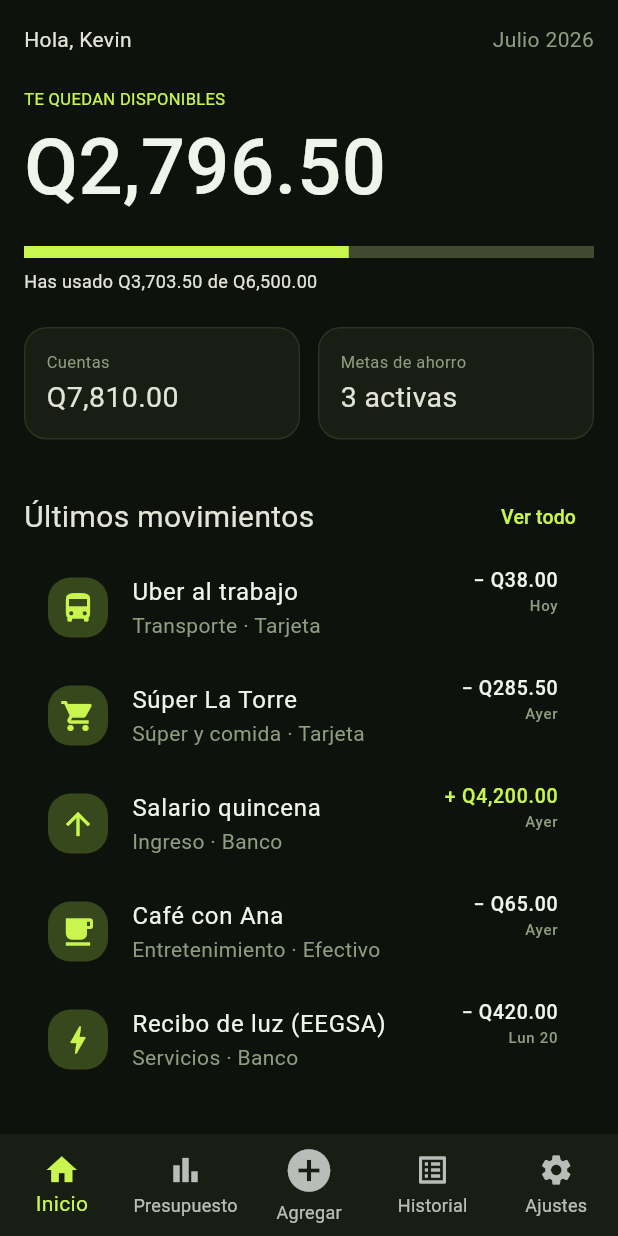
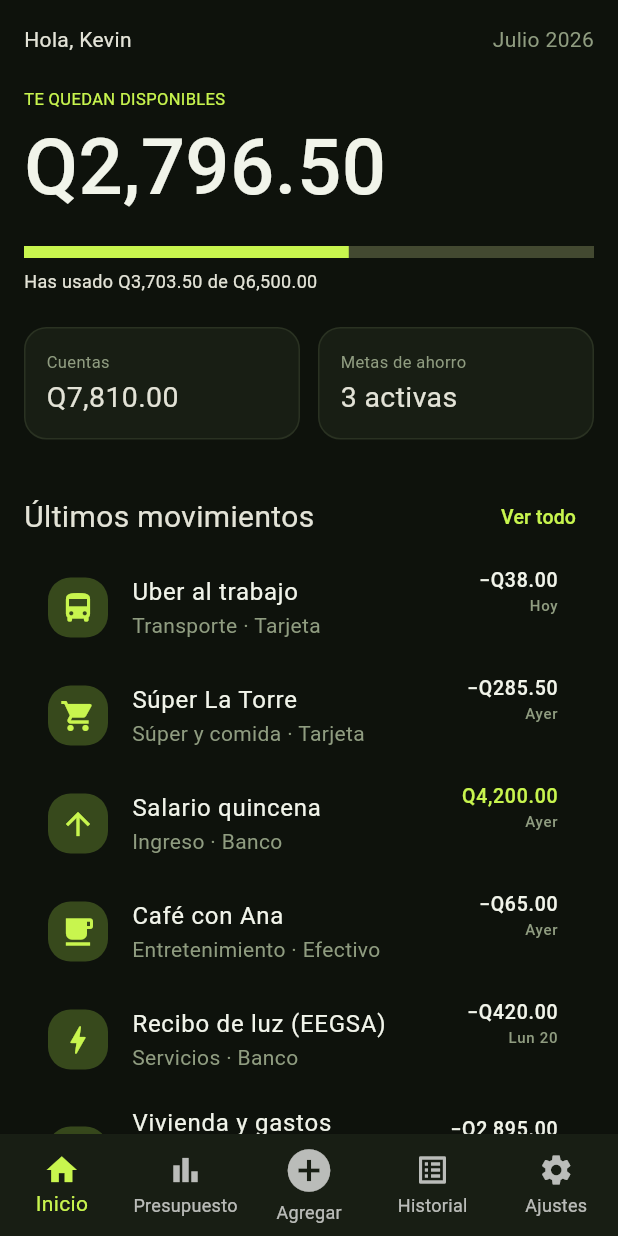
Before and after one commit to saulecch/inkash, a Flutter app: the screen it shows after launch, on a phone screen of 412 x 824 dp. Run offline on Flutter 3.47's test engine with Material 3 defaults, Android fonts, the phone set to English and light mode, and no system bars; our stand-ins replace riverpod.

Commit message:
S10 Arquitectura IA BigPicle en opencode.

```diff
--- /dev/null
+++ b/lib/core/format/formato_moneda.dart
@@ -0,0 +1,19 @@
+/// Convierte un monto en centavos a texto legible en Quetzales (Q).
+///
+/// Ejemplo: [370350] -> 'Q3,703.50'
+String formatQuetzales(int centavos) {
+  final esNegativo = centavos < 0;
+  final absoluto = centavos.abs();
+
+  final entero = absoluto ~/ 100;
+  final decimales = (absoluto % 100).toString().padLeft(2, '0');
+  final miles = entero.toString().replaceAllMapped(
+    RegExp(r'\B(?=(\d{3})+(?!\d))'),
+    (match) => ',',
+  );
+
+  if (esNegativo) {
+    return '−Q$miles.$decimales';
+  }
+  return 'Q$miles.$decimales';
+}
--- /dev/null
+++ b/lib/features/home/data/datasources/movimientos_local_data_source.dart
@@ -0,0 +1,60 @@
+import 'package:inkash/features/home/domain/movimiento.dart';
+
+// Fuente de datos local. Hoy los datos viven en memoria; más adelante esta
+// clase consultará la base de datos SQLite (sqflite).
+class MovimientosLocalDataSource {
+  // Datos de ejemplo del dashboard.
+  List<Movimiento> obtenerMovimientos() {
+    return const [
+      Movimiento(
+        id: '1',
+        titulo: 'Uber al trabajo',
+        subtitulo: 'Transporte · Tarjeta',
+        icono: 'directions_bus',
+        montoCentavos: 3800,
+        fecha: 'Hoy',
+      ),
+      Movimiento(
+        id: '2',
+        titulo: 'Súper La Torre',
+        subtitulo: 'Súper y comida · Tarjeta',
+        icono: 'shopping_cart',
+        montoCentavos: 28550,
+        fecha: 'Ayer',
+      ),
+      Movimiento(
+        id: '3',
+        titulo: 'Salario quincena',
+        subtitulo: 'Ingreso · Banco',
+        icono: 'arrow_upward',
+        montoCentavos: 420000,
+        fecha: 'Ayer',
+        esIngreso: true,
+      ),
+      Movimiento(
+        id: '4',
+        titulo: 'Café con Ana',
+        subtitulo: 'Entretenimiento · Efectivo',
+        icono: 'local_cafe',
+        montoCentavos: 6500,
+        fecha: 'Ayer',
+      ),
+      Movimiento(
+        id: '5',
+        titulo: 'Recibo de luz (EEGSA)',
+        subtitulo: 'Servicios · Banco',
+        icono: 'bolt',
+        montoCentavos: 42000,
+        fecha: 'Lun 20',
+      ),
+      Movimiento(
+        id: '6',
+        titulo: 'Vivienda y gastos anteriores',
+        subtitulo: 'Hogar · Banco',
+        icono: 'home',
+        montoCentavos: 289500,
+        fecha: 'Jul 15',
+      ),
+    ];
+  }
+}
--- /dev/null
+++ b/lib/features/home/data/repositories/movimientos_repository.dart
@@ -0,0 +1,24 @@
+import 'package:inkash/features/home/data/datasources/movimientos_local_data_source.dart';
+import 'package:inkash/features/home/domain/movimiento.dart';
+
+// El repositorio es la frontera entre la presentación y los datos.
+// Oculta la procedencia de los datos (hoy memoria, mañana SQLite).
+class MovimientosRepository {
+  MovimientosRepository({MovimientosLocalDataSource? localDataSource})
+    : _localDataSource = localDataSource ?? MovimientosLocalDataSource();
+
+  final MovimientosLocalDataSource _localDataSource;
+
+  final int limiteMensualCentavos = 650000;
+
+  List<Movimiento> obtenerMovimientos() {
+    return _localDataSource.obtenerMovimientos();
+  }
+
+  // Total gastado: suma de los movimientos que son gasto (negativos).
+  int calcularTotalGastadoCentavos(List<Movimiento> movimientos) {
+    return movimientos
+        .where((m) => !m.esIngreso)
+        .fold(0, (total, m) => total + m.montoCentavos);
+  }
+}
--- /dev/null
+++ b/lib/features/home/domain/movimiento.dart
@@ -0,0 +1,25 @@
+// Entidad de dominio que representa un movimiento financiero.
+class Movimiento {
+  const Movimiento({
+    required this.id,
+    required this.titulo,
+    required this.subtitulo,
+    required this.icono,
+    required this.montoCentavos,
+    required this.fecha,
+    this.esIngreso = false,
+  });
+
+  final String id;
+  final String titulo;
+  final String subtitulo;
+  final String icono;
+  final String fecha;
+  final bool esIngreso;
+
+  // El monto se guarda en centavos (entero) para evitar errores de decimales.
+  final int montoCentavos;
+
+  // El monto en centavos siempre es positivo; el signo depende de esIngreso.
+  int get montoFirmadoCentavos => esIngreso ? montoCentavos : -montoCentavos;
+}
--- a/lib/features/home/presentation/controllers/home_controller.dart
+++ b/lib/features/home/presentation/controllers/home_controller.dart
@@ -1,3 +1,5 @@
+import 'package:inkash/features/home/data/repositories/movimientos_repository.dart';
+import 'package:inkash/features/home/domain/movimiento.dart';
 import 'package:riverpod/riverpod.dart';
 
 // Riverpod sabe cómo construir y entregar el controlador.
@@ -6,24 +8,25 @@ final movimientosControllerProvider = Provider<MovimientosController>((ref) {
 });
 
 class MovimientosController {
-  MovimientosController()
-    : gastosCentavos = const [
-        3800, // Uber
-        28550, // Supermercado
-        6500, // Café
-        42000, // Electricidad
-        289500, // Vivienda y gastos anteriores
-      ];
+  MovimientosController({MovimientosRepository? repository})
+    : _repository = repository ?? MovimientosRepository()
+        {
+    _movimientos = _repository.obtenerMovimientos();
+  }
 
-  // El dinero se guarda como centavos para evitar errores de decimales.
-  final int limiteMensualCentavos = 650000;
+  final MovimientosRepository _repository;
 
-  // Por ahora los datos viven solamente en memoria.
-  final List<int> gastosCentavos;
+  late final List<Movimiento> _movimientos;
 
-  // El total siempre se calcula a partir de la lista.
+  // El límite mensual proviene del repositorio.
+  int get limiteMensualCentavos => _repository.limiteMensualCentavos;
+
+  // Lista de movimientos que la pantalla puede renderizar.
+  List<Movimiento> get movimientos => _movimientos;
+
+  // El total de gastos se deriva de los movimientos mediante el repositorio.
   int get totalGastadoCentavos {
-    return gastosCentavos.fold(0, (total, gasto) => total + gasto);
+    return _repository.calcularTotalGastadoCentavos(_movimientos);
   }
 
   // El saldo se deriva del límite y del total calculado.
--- a/lib/home.dart
+++ b/lib/home.dart
@@ -1,4 +1,6 @@
 import 'package:flutter/material.dart';
+import 'package:inkash/core/format/formato_moneda.dart';
+import 'package:inkash/features/home/domain/movimiento.dart';
 import 'package:inkash/features/home/presentation/controllers/home_controller.dart';
 import 'package:inkash/theme.dart';
 
@@ -7,11 +9,12 @@ class HomePage extends StatelessWidget {
 
   final MovimientosController controller;
 
+  // La pantalla recibe los resultados desde el controlador.
   @override
   Widget build(BuildContext context) {
-    // La pantalla recibe los resultados desde el controlador.
     final totalGastado = controller.totalGastadoCentavos;
     final saldoDisponible = controller.saldoDisponibleCentavos;
+    final movimientos = controller.movimientos;
 
     return Scaffold(
       body: SafeArea(
@@ -34,7 +37,7 @@ class HomePage extends StatelessWidget {
                   style: TextStyle(fontSize: 11, color: kLima),
                 ),
                 Text(
-                  _formatQuetzales(saldoDisponible),
+                  formatQuetzales(saldoDisponible),
                   style: const TextStyle(
                     fontSize: 52,
                     color: kTexto,
@@ -49,8 +52,8 @@ class HomePage extends StatelessWidget {
                 ),
                 const SizedBox(height: 7),
                 Text(
-                  'Has usado ${_formatQuetzales(totalGastado)} '
-                  'de ${_formatQuetzales(controller.limiteMensualCentavos)}',
+                  'Has usado ${formatQuetzales(totalGastado)} '
+                  'de ${formatQuetzales(controller.limiteMensualCentavos)}',
                   style: const TextStyle(fontSize: 12),
                 ),
               ],
@@ -77,42 +80,7 @@ class HomePage extends StatelessWidget {
                 ),
               ],
             ),
-            filaMovimiento(
-              icon: Icons.directions_bus,
-              title: 'Uber al trabajo',
-              subtitle: 'Transporte · Tarjeta',
-              amount: '− Q38.00',
-              date: 'Hoy',
-            ),
-            filaMovimiento(
-              icon: Icons.shopping_cart,
-              title: 'Súper La Torre',
-              subtitle: 'Súper y comida · Tarjeta',
-              amount: '− Q285.50',
-              date: 'Ayer',
-            ),
-            filaMovimiento(
-              icon: Icons.arrow_upward,
-              title: 'Salario quincena',
-              subtitle: 'Ingreso · Banco',
-              amount: '+ Q4,200.00',
-              date: 'Ayer',
-              isIncome: true,
-            ),
-            filaMovimiento(
-              icon: Icons.local_cafe,
-              title: 'Café con Ana',
-              subtitle: 'Entretenimiento · Efectivo',
-              amount: '− Q65.00',
-              date: 'Ayer',
-            ),
-            filaMovimiento(
-              icon: Icons.bolt,
-              title: 'Recibo de luz (EEGSA)',
-              subtitle: 'Servicios · Banco',
-              amount: '− Q420.00',
-              date: 'Lun 20',
-            ),
+            ...movimientos.map(filaMovimiento),
           ],
         ),
       ),
@@ -140,14 +108,7 @@ class HomePage extends StatelessWidget {
     );
   }
 
-  Widget filaMovimiento({
-    required IconData icon,
-    required String title,
-    required String subtitle,
-    required String amount,
-    required String date,
-    bool isIncome = false,
-  }) {
+  Widget filaMovimiento(Movimiento movimiento) {
     return ListTile(
       leading: Container(
         width: 40,
@@ -156,21 +117,40 @@ class HomePage extends StatelessWidget {
           color: kIconoFondo,
           borderRadius: BorderRadius.circular(15),
         ),
-        child: Icon(icon, color: kLima),
+        child: Icon(_iconDataDe(movimiento.icono), color: kLima),
       ),
-      title: Text(title, style: TextStyle(color: kTexto)),
-      subtitle: Text(subtitle, style: TextStyle(color: kMuted)),
+      title: Text(movimiento.titulo, style: TextStyle(color: kTexto)),
+      subtitle: Text(
+        movimiento.subtitulo,
+        style: TextStyle(color: kMuted),
+      ),
       trailing: Column(
         crossAxisAlignment: CrossAxisAlignment.end,
         children: [
           Text(
-            amount,
-            style: TextStyle(fontSize: 13, color: isIncome ? kLima : kTexto),
+            formatQuetzales(movimiento.montoFirmadoCentavos),
+            style: TextStyle(
+              fontSize: 13,
+              color: movimiento.esIngreso ? kLima : kTexto,
+            ),
           ),
-          Text(date, style: TextStyle(fontSize: 10, color: kMuted)),
+          Text(movimiento.fecha, style: TextStyle(fontSize: 10, color: kMuted)),
         ],
       ),
     );
+  }
+
+  // Convierte el nombre del icono (guardado como texto) a un IconData.
+  IconData _iconDataDe(String nombre) {
+    return switch (nombre) {
+      'directions_bus' => Icons.directions_bus,
+      'shopping_cart' => Icons.shopping_cart,
+      'arrow_upward' => Icons.arrow_upward,
+      'local_cafe' => Icons.local_cafe,
+      'bolt' => Icons.bolt,
+      'home' => Icons.home,
+      _ => Icons.attach_money,
+    };
   }
 
   Widget tarjetaHero(String title, String body) {
@@ -193,15 +173,4 @@ class HomePage extends StatelessWidget {
       ),
     );
   }
-
-  String _formatQuetzales(int centavos) {
-    // La UI convierte los centavos a un texto legible para el usuario.
-    final entero = centavos ~/ 100;
-    final decimales = (centavos % 100).toString().padLeft(2, '0');
-    final miles = entero.toString().replaceAllMapped(
-      RegExp(r'\B(?=(\d{3})+(?!\d))'),
-      (match) => ',',
-    );
-    return 'Q$miles.$decimales';
-  }
 }
```
